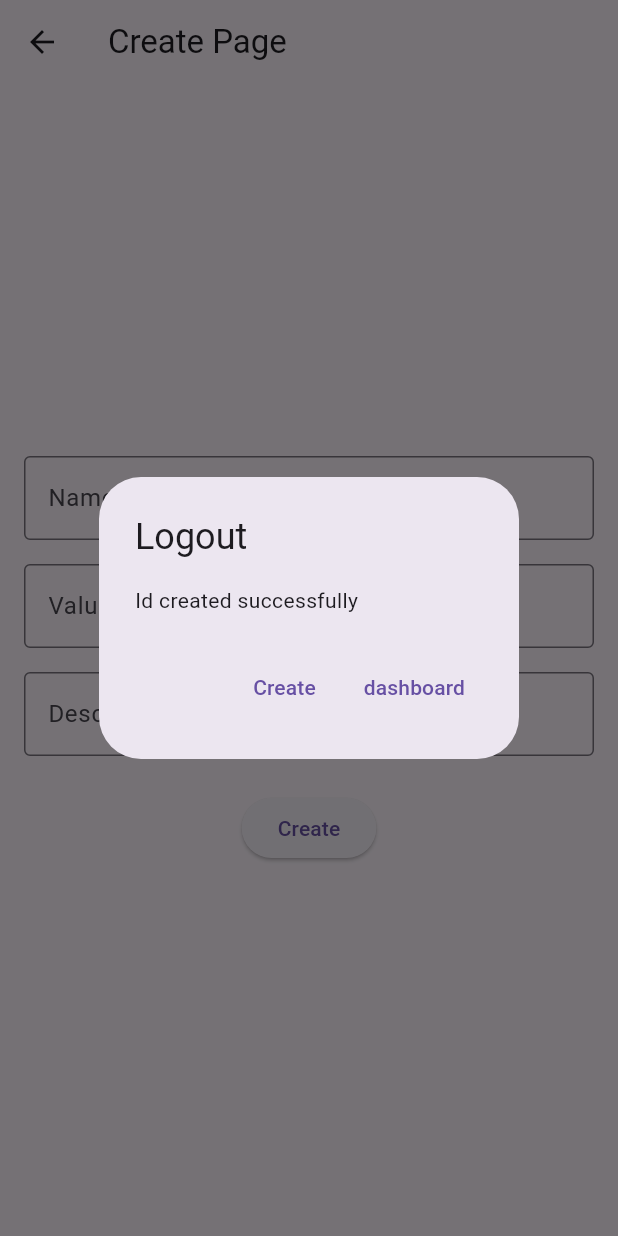
After one commit to PradeepPKR/Simple-login-signup, a Flutter app: the form screen opened directly, after a tap on "Create", on a phone screen of 412 x 824 dp. The commit adds this screen. Run offline on Flutter 3.47's test engine with Material 3 defaults, Android fonts, the phone set to English and light mode, and no system bars.

Commit message:
new form page added and linked to home page

```diff
--- /dev/null
+++ b/lib/form.dart
@@ -0,0 +1,101 @@
+import 'package:flutter/material.dart';
+import 'home.dart';
+
+class form extends StatelessWidget {
+  @override
+  Widget build(BuildContext context) {
+    return Scaffold(
+      appBar: AppBar(
+        leading: IconButton(
+          icon: Icon(Icons.arrow_back),
+          onPressed: () {
+            Navigator.pop(context); // Close the dialog
+            Navigator.popUntil(context,
+                ModalRoute.withName('/')); // Navigate back to the initial route
+            Navigator.push(
+              context,
+              MaterialPageRoute(builder: (context) => HomePage()),
+            );
+          },
+        ),
+        title: Text('Create Page'),
+      ),
+      body: Padding(
+        padding: const EdgeInsets.all(16.0),
+        child: Center(
+          child: Column(
+            mainAxisSize: MainAxisSize.min,
+            mainAxisAlignment: MainAxisAlignment.center,
+            crossAxisAlignment: CrossAxisAlignment.center,
+            children: [
+              TextField(
+                decoration: InputDecoration(
+                  labelText: 'Name',
+                  border: OutlineInputBorder(),
+                ),
+              ),
+              SizedBox(height: 16.0),
+              TextField(
+                decoration: InputDecoration(
+                  labelText: 'Value',
+                  border: OutlineInputBorder(),
+                ),
+              ),
+              SizedBox(height: 16.0),
+              TextField(
+                decoration: InputDecoration(
+                  labelText: 'Description',
+                  border: OutlineInputBorder(),
+                ),
+              ),
+              SizedBox(height: 24.0),
+              ElevatedButton(
+                onPressed: () {
+                  _showresultDialog(context);
+                },
+                child: Text('Create'),
+              ),
+            ],
+          ),
+        ),
+      ),
+    );
+  }
+
+  void _showresultDialog(BuildContext context) {
+    showDialog(
+      context: context,
+      builder: (BuildContext context) {
+        return AlertDialog(
+          title: Text('Logout'),
+          content: Text('Id created successfully'),
+          actions: [
+            TextButton(
+              onPressed: () {
+                // Close the dialog
+                Navigator.pop(context);
+              },
+              child: Text('Create'),
+            ),
+            TextButton(
+              onPressed: () {
+                // Add logic to logout
+                // For example, navigate to login page
+                Navigator.pop(context); // Close the dialog
+                Navigator.popUntil(
+                    context,
+                    ModalRoute.withName(
+                        '/')); // Navigate back to the initial route
+                Navigator.push(
+                  context,
+                  MaterialPageRoute(builder: (context) => HomePage()),
+                );
+              },
+              child: Text('dashboard'),
+            ),
+          ],
+        );
+      },
+    );
+  }
+}
```
Also changed, not shown: lib/home.dart (+8 -1 lines).
